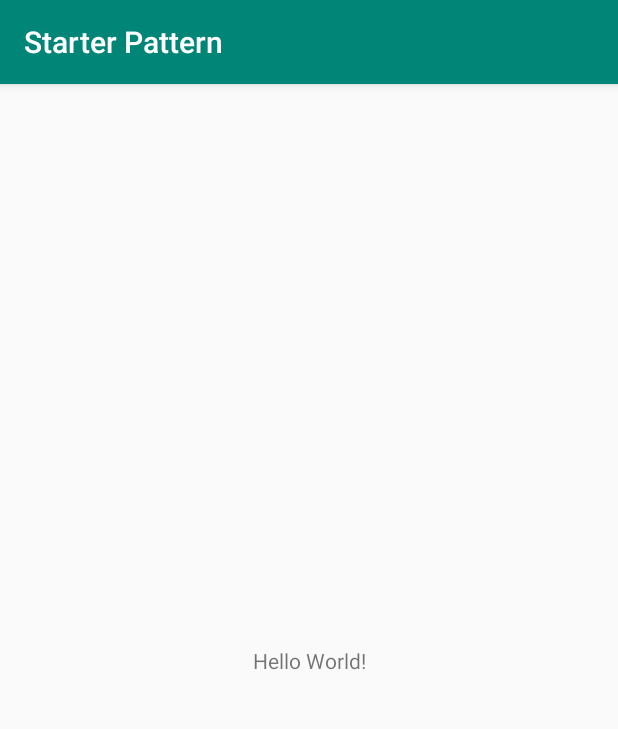
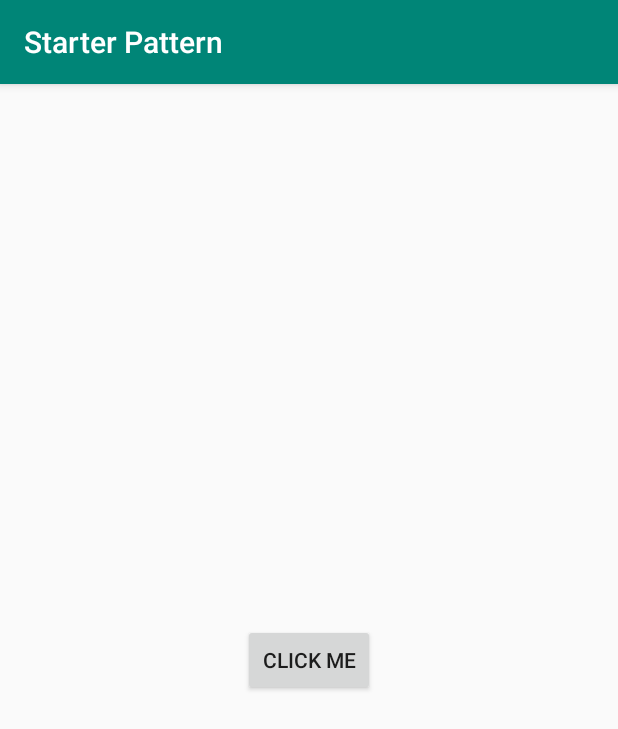
Before and after one commit to ajayverma16305/starter-pattern, an Android app: the screen it shows after launch (MainActivity), on a phone screen of 412 x 824 dp. Shown: the top 729 px of the screen. Run offline under Robolectric (Android 15) with nearby library versions, the phone set to English and light mode, and no system bars.

Commit message:
Complete project-with file update

```diff
--- a/app/build.gradle
+++ b/app/build.gradle
@@ -25,7 +25,7 @@ android {
 
 dependencies {
     implementation fileTree(dir: 'libs', include: ['*.jar'])
-    implementation"org.jetbrains.kotlin:kotlin-stdlib-jdk7:$kotlin_version"
+    implementation "org.jetbrains.kotlin:kotlin-stdlib-jdk7:$kotlin_version"
     implementation 'androidx.appcompat:appcompat:1.0.2'
     implementation 'androidx.core:core-ktx:1.0.2'
     implementation 'androidx.constraintlayout:constraintlayout:1.1.3'
--- a/app/src/main/java/com/example/starterpattern/MainActivity.kt
+++ b/app/src/main/java/com/example/starterpattern/MainActivity.kt
@@ -2,11 +2,26 @@ package com.example.starterpattern
 
 import androidx.appcompat.app.AppCompatActivity
 import android.os.Bundle
+import kotlinx.android.synthetic.main.activity_main.*
 
 class MainActivity : AppCompatActivity() {
 
     override fun onCreate(savedInstanceState: Bundle?) {
         super.onCreate(savedInstanceState)
         setContentView(R.layout.activity_main)
+
+        // Values to be replace with original values
+        val name  = "Ajay"
+        val profileUrl = "https://profilelinkabc"
+        val webUrl = "www.google.com"
+
+        clickMeButton.setOnClickListener {
+            DetailActivity.initiateDetailActivityWith(
+                context = this,
+                name = name,
+                profileUrl = profileUrl,
+                webUrl = webUrl
+            )
+        }
     }
 }
--- a/app/src/main/res/layout/activity_main.xml
+++ b/app/src/main/res/layout/activity_main.xml
@@ -7,10 +7,11 @@
     android:layout_height="match_parent"
     tools:context=".MainActivity">
 
-    <TextView
+    <Button
+        android:id="@+id/clickMeButton"
         android:layout_width="wrap_content"
         android:layout_height="wrap_content"
-        android:text="Hello World!"
+        android:text="Click Me"
         app:layout_constraintBottom_toBottomOf="parent"
         app:layout_constraintLeft_toLeftOf="parent"
         app:layout_constraintRight_toRightOf="parent"
```
Also changed, not shown: app/src/main/AndroidManifest.xml (+4 -3 lines), app/src/main/java/com/example/starterpattern/DetailActivity.kt (added, +39 -0 lines), app/src/main/res/layout/activity_detail.xml (added, +9 -0 lines), 2 other files.
